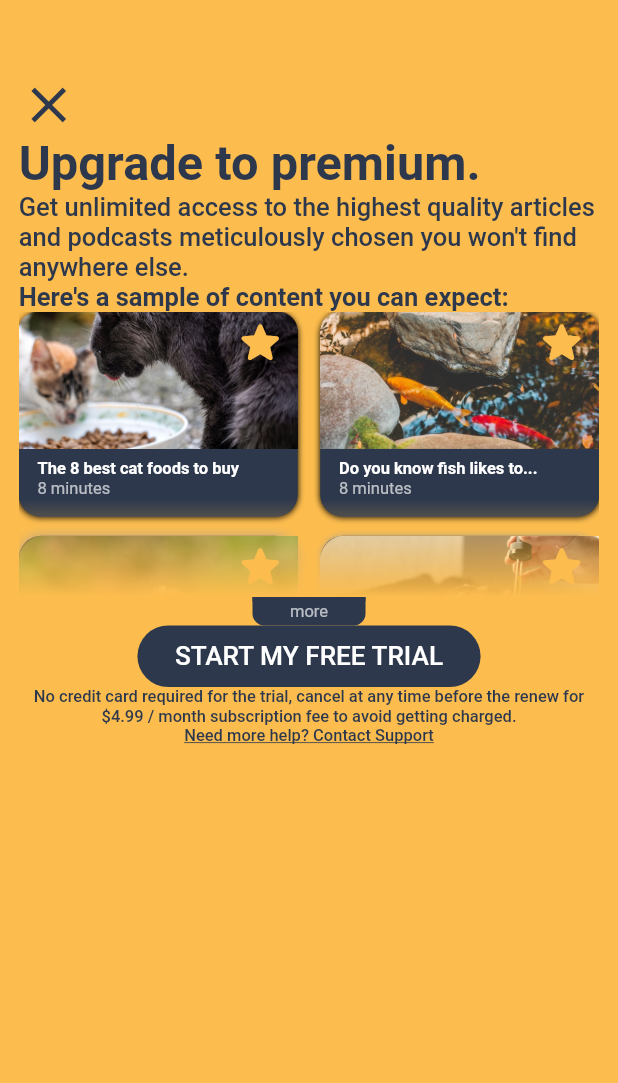
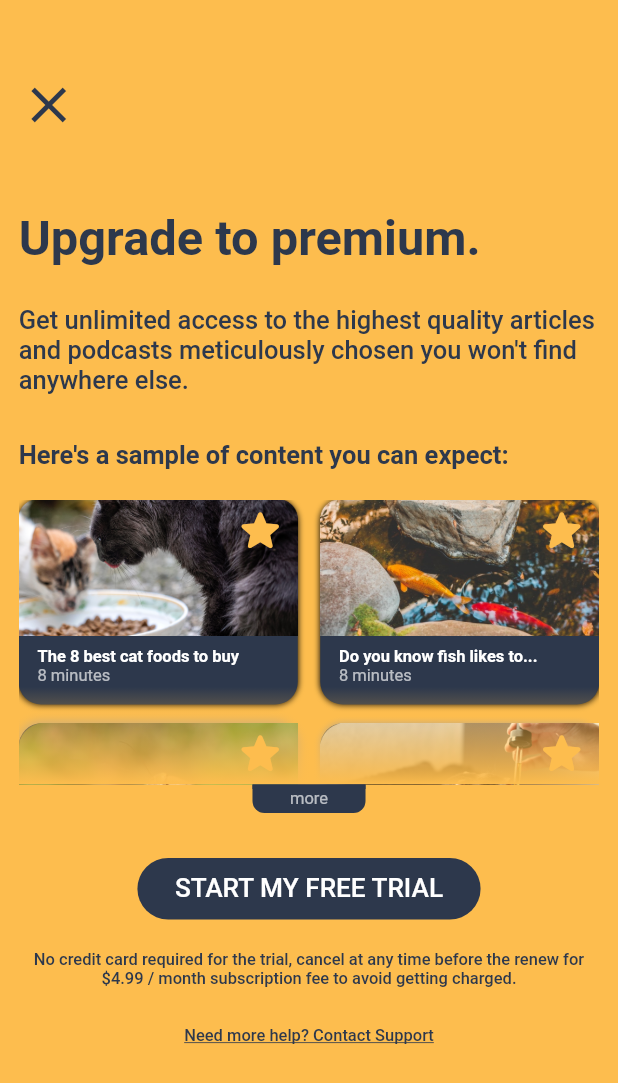
Before and after one commit to dnamme/mobile-dev-challenge, a Flutter app: the Paywall screen opened directly, on a phone screen of 412 x 824 dp. Shown: the top 1083 px of the screen. Run offline on Flutter 3.47's test engine with Material 2 defaults, Android fonts, the phone set to English and light mode, and no system bars; our stand-ins replace google_fonts.

Commit message:
Add margins

```diff
--- a/lib/paywall.dart
+++ b/lib/paywall.dart
@@ -17,22 +17,27 @@ class Paywall extends StatelessWidget {
                       },
                       child: new Icon(Icons.close,
                           color: Color(0xff2d384c), size: 40.0)),
-                  new Text('Upgrade to premium.',
+                  new Container(
+                      margin: EdgeInsets.only(top: 50.0, bottom: 25.0),
+                      child: new Text('Upgrade to premium.',
                           style: GoogleFonts.roboto(
                               color: Color(0xff2d384c),
                               fontSize: 32.5,
-                          fontWeight: FontWeight.w700)),
+                              fontWeight: FontWeight.w700))),
                   new Text(
                       'Get unlimited access to the highest quality articles and podcasts meticulously chosen you won\'t find anywhere else.',
                       style: GoogleFonts.roboto(
                           color: Color(0xff2d384c),
                           fontSize: 17.0,
                           fontWeight: FontWeight.w500)),
-                  new Text('Here\'s a sample of content you can expect:',
+                  new Container(
+                      margin: EdgeInsets.only(top: 30.0, bottom: 20.0),
+                      child: new Text(
+                          'Here\'s a sample of content you can expect:',
                           style: GoogleFonts.roboto(
                               color: Color(0xff2d384c),
                               fontSize: 17.0,
-                          fontWeight: FontWeight.w700)),
+                              fontWeight: FontWeight.w700))),
                   new CustomPaint(
                       foregroundPainter: GradientPainter(),
                       child: new Container(
@@ -273,8 +278,6 @@ class Paywall extends StatelessWidget {
                                       )))
                             ])
                           ])))),
-                  /*new Expanded(
-                      child: */
                   new Center(
                       child: new CustomPaint(
                           painter: HorizontalRowPainter(),
@@ -297,19 +300,22 @@ class Paywall extends StatelessWidget {
                               borderRadius:
                                   BorderRadius.all(Radius.circular(25.0))),
                           padding: EdgeInsets.fromLTRB(25.0, 10.0, 25.0, 10.0),
+                          margin: EdgeInsets.only(top: 30.0, bottom: 20.0),
                           child: new Text('START MY FREE TRIAL',
                               style: GoogleFonts.roboto(
                                   color: Colors.white,
                                   fontSize: 17.5,
                                   fontWeight: FontWeight.w500)))),
                   new Center(
+                      child: new Container(
+                          margin: EdgeInsets.only(bottom: 25.0),
                           child: new Text(
                               'No credit card required for the trial, cancel at any time before the renew for \$4.99 / month subscription fee to avoid getting charged.',
                               textAlign: TextAlign.center,
                               style: GoogleFonts.roboto(
                                   color: Color(0xff2d384c),
                                   fontSize: 11.0,
-                              fontWeight: FontWeight.w500))),
+                                  fontWeight: FontWeight.w500)))),
                   new Center(
                       child: new Text('Need more help? Contact Support',
                           style: GoogleFonts.roboto(
```
Lines whose indentation alone changed are shown as unchanged.
